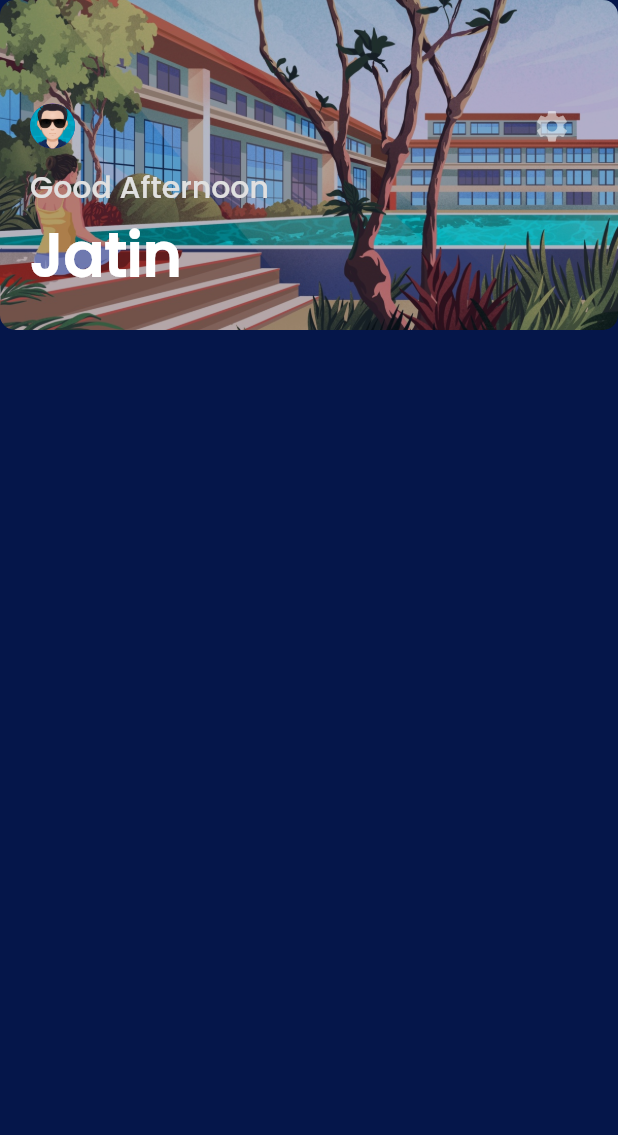
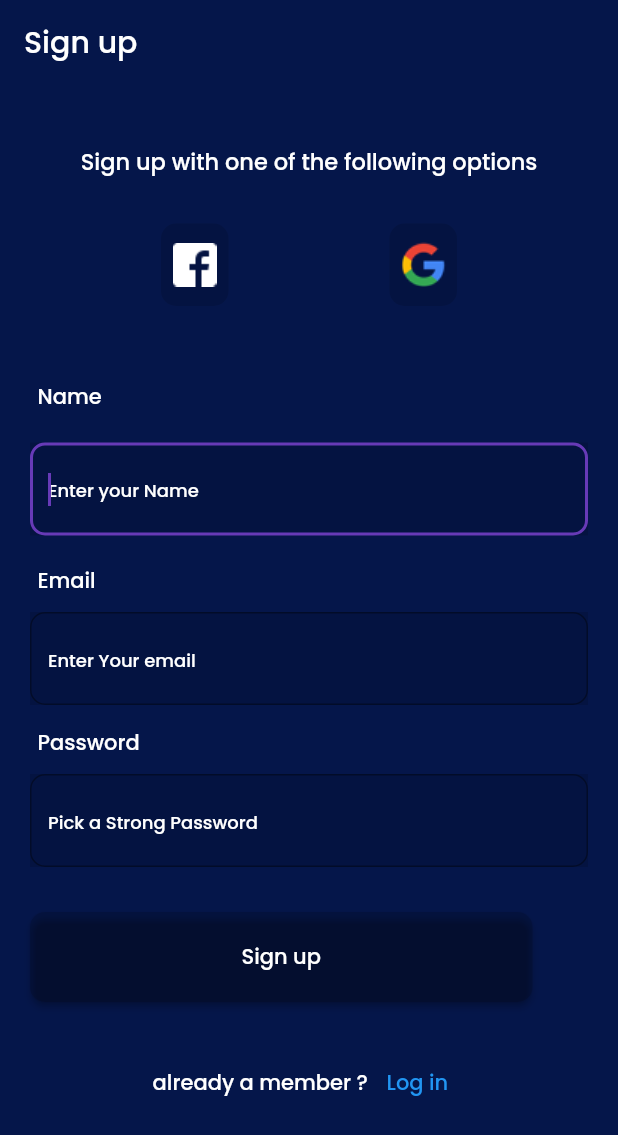
Before and after one commit to chaudharyjatin115/mediate, a Flutter app: the screen it shows after launch, on a phone screen of 412 x 824 dp. Shown: the top 1135 px of the screen. Run offline on Flutter 3.47's test engine with Material 2 defaults, Android fonts, the phone set to English and light mode, and no system bars.

Commit message:
completing the sign up screen and some refactoring

```diff
--- a/lib/main.dart
+++ b/lib/main.dart
@@ -1,13 +1,14 @@
 import 'package:flutter/material.dart';
-
-
-
-import 'screens /home_screen.dart';
-
+import 'package:flutter/services.dart';
+import 'package:mediate/screens%20/on_boarding_screen.dart';
+import 'package:mediate/screens%20/sign_up_screen.dart';
 
 
 
 void main() {
+  WidgetsFlutterBinding.ensureInitialized();
+  SystemChrome.setPreferredOrientations(
+      [DeviceOrientation.portraitUp, DeviceOrientation.portraitDown]);
   runApp(const MyApp());
 }
 
@@ -18,9 +19,7 @@ class MyApp extends StatelessWidget {
   @override
   Widget build(BuildContext context) {
     return MaterialApp(
-
       theme: ThemeData(
-
         // navigationBarTheme
         //     NavigationBarThemeData(backgroundColor: Color(0x00ffffff)),
         fontFamily: 'Poppins',
@@ -28,10 +27,8 @@ class MyApp extends StatelessWidget {
 
         scaffoldBackgroundColor: const Color(0xff05164a),
         primarySwatch: Colors.deepPurple,
-
-
       ),
-      home: const HomeScreen(),
+      home: const SignUpScreen(),
     );
   }
 }
--- a/lib/screens /login_screen.dart
+++ b/lib/screens /login_screen.dart
@@ -1,4 +1,5 @@
 import 'package:flutter/material.dart';
+import 'package:mediate/widgets/already_account_widget.dart';
 import 'package:mediate/widgets/custom_input_field.dart';
 import 'package:mediate/widgets/custom_login_button.dart';
 import 'package:mediate/widgets/third_party_signIn_button.dart';
@@ -57,25 +58,7 @@ class Loginscreen extends StatelessWidget {
               const SizedBox(
                 height: 40,
               ),
-              Row(
-                mainAxisAlignment: MainAxisAlignment.center,
-                children: [
-                  const Text(
-                    'Not a member ? ',
-                    style: TextStyle(color: Colors.white),
-                  ),
-                  const SizedBox(
-                    width: 1,
-                  ),
-                  TextButton(
-                    onPressed: () {},
-                    child: const Text(
-                      'Register Now',
-                      style: TextStyle(color: Colors.blue),
-                    ),
-                  )
-                ],
-              ),
+             const  AlreadyAccountWidget(primaryText: 'Not a member ? ',secondaryText: 'Register Now',),
             ],
           ),
         ),
@@ -87,4 +70,6 @@ class Loginscreen extends StatelessWidget {
 
 
 
+
+
 // ignore: must_be_immutable
--- a/lib/screens /on_boarding_screen.dart
+++ b/lib/screens /on_boarding_screen.dart
@@ -34,11 +34,11 @@ class OnBoardingScreen extends StatelessWidget {
                 style: TextStyle(color: Colors.white),
               ),
               Text(
-                'A wonderful ASMR app with different ASMR ',
+                'A wonderful Streaming app with different ASMR ',
                 style: TextStyle(color: Colors.white),
               ),
               Text(
-                'sounds to make you calm',
+                'sounds to calm you through power of ASMR',
                 style: TextStyle(color: Colors.white),
               ),
               SizedBox(
--- /dev/null
+++ b/lib/screens /sign_up_screen.dart
@@ -0,0 +1,110 @@
+import 'package:flutter/material.dart';
+import 'package:mediate/widgets/already_account_widget.dart';
+import 'package:mediate/widgets/custom_input_field.dart';
+import 'package:mediate/widgets/custom_login_button.dart';
+import 'package:mediate/widgets/third_party_signIn_button.dart';
+
+class SignUpScreen extends StatelessWidget {
+  const SignUpScreen({Key? key}) : super(key: key);
+
+  @override
+  Widget build(BuildContext context) {
+    return Scaffold(
+      appBar: AppBar(
+        elevation: 0,
+        backgroundColor: Theme.of(context).scaffoldBackgroundColor,
+        title: const Text('Sign up'),
+      ),
+      body: SafeArea(
+        child: SingleChildScrollView(
+          child: Column(
+            mainAxisAlignment: MainAxisAlignment.center,
+            crossAxisAlignment: CrossAxisAlignment.center,
+            children: [
+              const SizedBox(
+                height: 40.0,
+              ),
+              const Text(
+                'Sign up with one of the following options',
+                style: TextStyle(fontSize: 15, color: Colors.white),
+              ),
+              const SizedBox(
+                height: 30.0,
+              ),
+              Row(
+                crossAxisAlignment: CrossAxisAlignment.center,
+                mainAxisAlignment: MainAxisAlignment.spaceEvenly,
+                children: const [
+                  ThirdPartySignInButton(
+                      assetLink: 'assets/images/facebook-logo.png'),
+                  ThirdPartySignInButton(
+                      assetLink: 'assets/images/google-logo.png'),
+                ],
+              ),
+              const SizedBox(
+                height: 50.0,
+              ),
+              Column(
+                crossAxisAlignment: CrossAxisAlignment.start,
+                mainAxisAlignment: MainAxisAlignment.center,
+                children: const [
+                  Padding(
+                    padding: EdgeInsets.only(left: 25.0),
+                    child: Text(
+                      'Name',
+                      style: TextStyle(color: Colors.white),
+                    ),
+                  ),
+                  SizedBox(
+                    height: 20.0,
+                  ),
+                  InputTextField(title: 'Enter your Name', isTrue: false),
+                  SizedBox(
+                    height: 20.0,
+                  ),
+                  Padding(
+                    padding: EdgeInsets.only(left: 25.0),
+                    child: Text(
+                      'Email',
+                      style: TextStyle(color: Colors.white),
+                    ),
+                  ),
+                  SizedBox(
+                    height: 10.0,
+                  ),
+                  InputTextField(title: 'Enter Your email', isTrue: false),
+                  SizedBox(
+                    height: 15.0,
+                  ),
+                  Padding(
+                    padding: EdgeInsets.only(left: 25.0),
+                    child: Text(
+                      'Password',
+                      style: TextStyle(color: Colors.white),
+                    ),
+                  ),
+                  SizedBox(
+                    height: 10.0,
+                  ),
+                  InputTextField(title: 'Pick a Strong Password', isTrue: true),
+                  SizedBox(
+                    height: 30.0,
+                  ),
+                  CustomLoginButton(
+                      buttonColor: Colors.black12, title: 'Sign up'),
+                  SizedBox(
+                    height: 30.0,
+                  ),
+                  AlreadyAccountWidget(
+                    primaryText: 'already a member ?',
+                    secondaryText: 'Log in',
+                  ),
+                ],
+              ),
+            ],
+          ),
+        ),
+      ),
+    );
+  }
+}
--- /dev/null
+++ b/lib/widgets/already_account_widget.dart
@@ -0,0 +1,34 @@
+import 'package:flutter/material.dart';
+
+class AlreadyAccountWidget extends StatelessWidget {
+  final String? primaryText;
+  final String? secondaryText;
+  const AlreadyAccountWidget({
+    Key? key,
+    required this.primaryText,
+    required this.secondaryText,
+  }) : super(key: key);
+
+  @override
+  Widget build(BuildContext context) {
+    return Row(
+      mainAxisAlignment: MainAxisAlignment.center,
+      children: [
+        Text(
+          primaryText!,
+          style: const TextStyle(color: Colors.white),
+        ),
+        const SizedBox(
+          width: 1,
+        ),
+        TextButton(
+          onPressed: () {},
+          child: Text(
+            secondaryText!,
+            style: const TextStyle(color: Colors.blue),
+          ),
+        )
+      ],
+    );
+  }
+}
```
